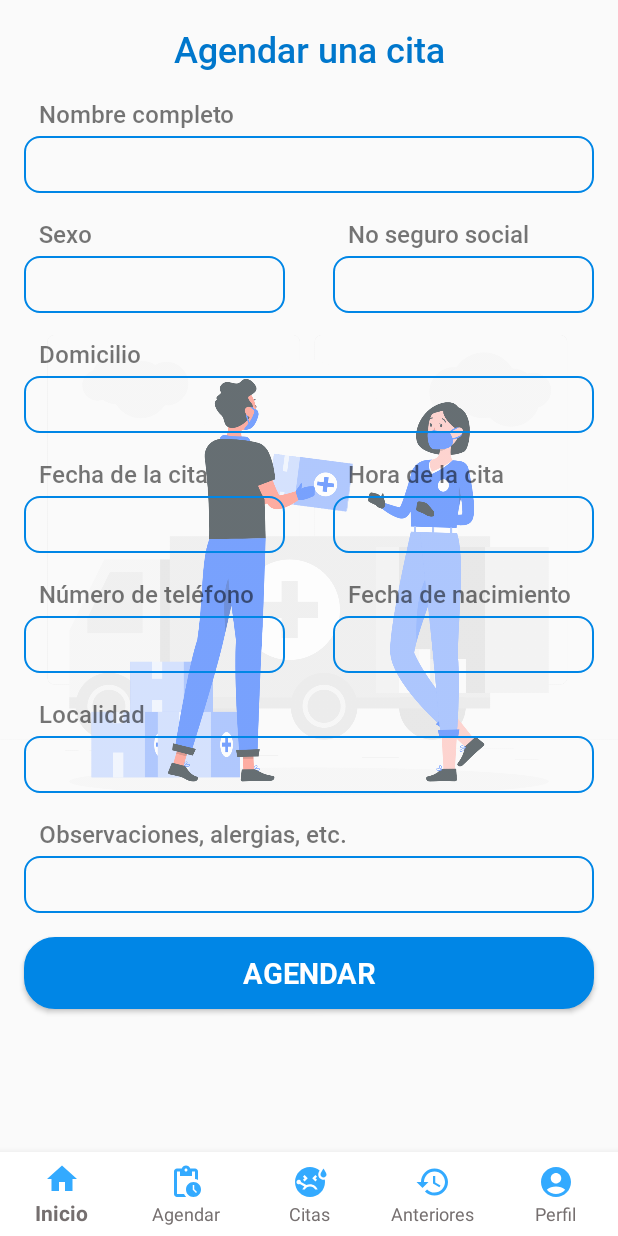
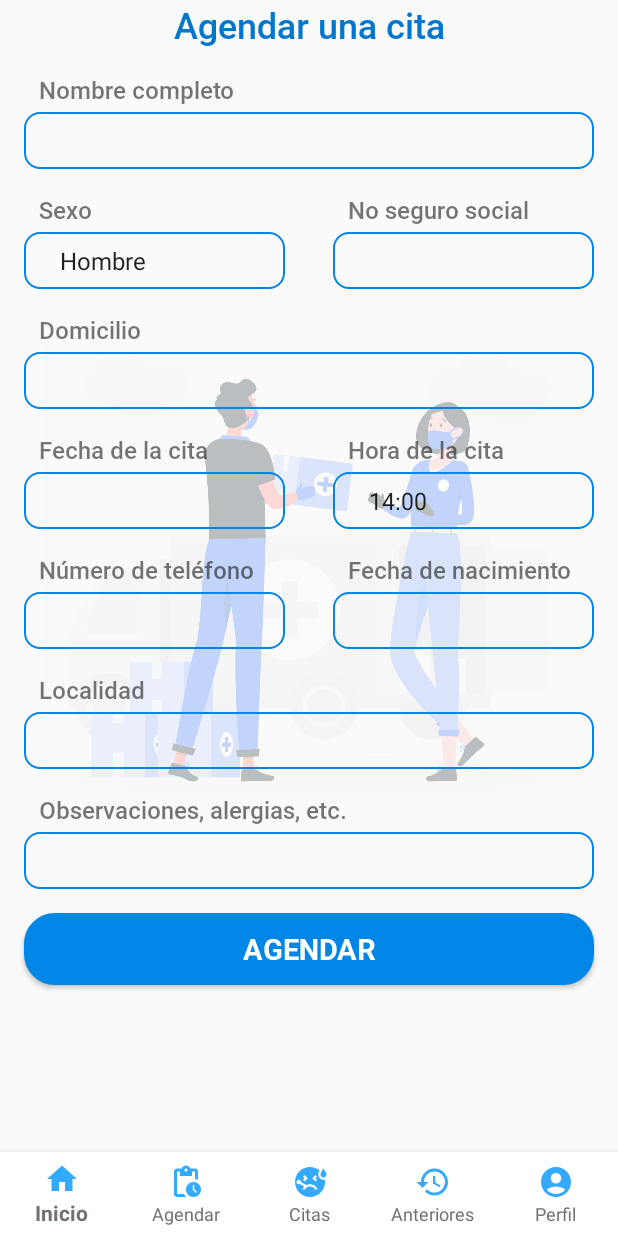
Before and after one commit to Rossnok/MedAppointment, an Android app: the fragment Agendar placed in its activity, on a phone screen of 412 x 824 dp. Run offline under Robolectric (Android 15) with nearby library versions, the phone set to English and light mode, and no system bars; libraries missing offline, so code that uses them is left out: com.beust.klaxon.

```diff
--- a/app/src/main/res/layout/activity_main2.xml
+++ b/app/src/main/res/layout/activity_main2.xml
@@ -125,7 +125,7 @@
                 android:layout_marginTop="20dp"/>
 
             <Button
-                android:id="@+id/loginButton"
+                android:id="@+id/registerButton"
                 android:layout_width="match_parent"
                 android:layout_height="49dp"
                 android:layout_marginTop="30dp"
--- a/app/src/main/res/layout/fragment_agendar.xml
+++ b/app/src/main/res/layout/fragment_agendar.xml
@@ -1,32 +1,34 @@
 <?xml version="1.0" encoding="utf-8"?>
 <FrameLayout xmlns:android="http://schemas.android.com/apk/res/android"
-    xmlns:app="http://schemas.android.com/apk/res-auto"
     xmlns:tools="http://schemas.android.com/tools"
     android:layout_width="match_parent"
     android:layout_height="match_parent"
+    android:fitsSystemWindows="true"
     tools:context=".fragments.Agendar">
-    <RelativeLayout
+
+
+    <FrameLayout
         android:layout_width="match_parent"
-        android:layout_height="match_parent">
+        android:layout_height="match_parent"
+        android:orientation="vertical">
 
         <ImageView
             android:layout_width="match_parent"
             android:layout_height="match_parent"
-            android:alpha="0.7"
-            android:src="@drawable/agenda_cita_image" />
-    </RelativeLayout>
+            android:src="@drawable/agenda_cita_image"
+            android:alpha="0.3"
+            android:scaleType="fitCenter"/>
 
         <ScrollView
             android:layout_width="match_parent"
-        android:layout_height="match_parent"
-        android:layout_gravity="bottom"
-        android:layout_marginTop="16dp">
+            android:layout_height="match_parent">
 
        <LinearLayout
             android:layout_width="match_parent"
             android:layout_height="match_parent"
             android:orientation="vertical"
-        android:gravity="bottom">
+            android:gravity="bottom"
+            android:layout_marginBottom="16dp">
 
             <TextView
                 android:layout_width="match_parent"
@@ -59,10 +61,7 @@
                 android:layout_marginBottom="16dp"
                 android:background="@drawable/proyect_edittext_components"
                 android:ems="10"
-            android:paddingLeft="16dp"
-            android:paddingTop="12dp"
-            android:paddingBottom="12dp"
-            />
+                android:paddingLeft="16dp"/>
 
             <LinearLayout
                 android:layout_width="match_parent"
@@ -85,7 +84,7 @@
                         android:fontFamily="@font/roboto_medium"
                         android:textSize="16dp"/>
 
-                <EditText
+                    <Spinner
                         android:id="@+id/txtSexo"
                         android:layout_width="match_parent"
                         android:layout_height="38dp"
@@ -94,9 +93,7 @@
                         android:layout_marginBottom="16dp"
                         android:background="@drawable/proyect_edittext_components"
                         android:paddingLeft="16dp"
-                    android:paddingTop="12dp"
-                    android:ems="8"
-                    android:paddingBottom="12dp"/>
+                        android:entries="@array/sexo_paciente"/>
 
                 </LinearLayout>
 
@@ -121,15 +118,12 @@
                         android:id="@+id/txtSeguroSocial"
                         android:layout_width="match_parent"
                         android:layout_height="38dp"
-                    android:inputType="time"
+                        android:inputType="text"
                         android:layout_marginLeft="16dp"
                         android:layout_marginRight="16dp"
                         android:layout_marginBottom="16dp"
                         android:background="@drawable/proyect_edittext_components"
-                    android:paddingLeft="16dp"
-                    android:paddingTop="12dp"
-                    android:paddingBottom="12dp"
-                    android:ems="8"/>
+                        android:paddingLeft="16dp" />
                 </LinearLayout>
             </LinearLayout>
 
@@ -156,10 +150,7 @@
                 android:layout_marginBottom="16dp"
                 android:background="@drawable/proyect_edittext_components"
                 android:ems="10"
-            android:paddingLeft="16dp"
-            android:paddingTop="12dp"
-            android:paddingBottom="12dp"
-            />
+                android:paddingLeft="16dp"/>
 
             <LinearLayout
                 android:layout_width="match_parent"
@@ -191,9 +182,6 @@
                         android:layout_marginBottom="16dp"
                         android:background="@drawable/proyect_edittext_components"
                         android:paddingLeft="16dp"
-                    android:paddingTop="12dp"
-                    android:ems="8"
-                    android:paddingBottom="12dp"
                         android:clickable="false"
                         android:focusable="false"/>
                 </LinearLayout>
@@ -213,22 +201,18 @@
                         android:layout_marginLeft="16dp"
                         android:layout_marginRight="16dp"
                         android:fontFamily="@font/roboto_medium"
-                    android:textSize="16dp"
-                    />
+                        android:textSize="16dp" />
 
-                <EditText
+                    <Spinner
                         android:id="@+id/txtHoraCita"
                         android:layout_width="match_parent"
                         android:layout_height="38dp"
-                    android:inputType="time"
                         android:layout_marginLeft="16dp"
                         android:layout_marginRight="16dp"
                         android:layout_marginBottom="16dp"
                         android:background="@drawable/proyect_edittext_components"
                         android:paddingLeft="16dp"
-                    android:paddingTop="12dp"
-                    android:paddingBottom="12dp"
-                    android:ems="8"/>
+                        android:entries="@array/horarios"/>
                 </LinearLayout>
             </LinearLayout>
 
@@ -263,10 +247,7 @@
                         android:layout_marginBottom="16dp"
                         android:background="@drawable/proyect_edittext_components"
                         android:paddingLeft="16dp"
-                    android:paddingTop="12dp"
-                    android:paddingBottom="12dp"
-                    android:ems="8"
-                    android:inputType="number"/>
+                        android:inputType="text"/>
                 </LinearLayout>
 
                 <LinearLayout
@@ -290,15 +271,15 @@
                         android:id="@+id/txtFechaNacimiento"
                         android:layout_width="match_parent"
                         android:layout_height="38dp"
-                    android:inputType="time"
+                        android:inputType="date"
                         android:layout_marginLeft="16dp"
                         android:layout_marginRight="16dp"
                         android:layout_marginBottom="16dp"
                         android:background="@drawable/proyect_edittext_components"
                         android:paddingLeft="16dp"
-                    android:paddingTop="12dp"
-                    android:paddingBottom="12dp"
-                    android:ems="8"/>
+                        android:focusable="false"
+                        android:clickable="false"
+                        />
                 </LinearLayout>
 
             </LinearLayout>
@@ -325,9 +306,7 @@
                 android:layout_marginBottom="16dp"
                 android:background="@drawable/proyect_edittext_components"
                 android:ems="10"
-            android:paddingLeft="16dp"
-            android:paddingTop="12dp"
-            android:paddingBottom="12dp"/>
+                android:paddingLeft="16dp"/>
 
             <TextView
                 android:layout_width="match_parent"
@@ -338,8 +317,7 @@
                 android:layout_marginLeft="16dp"
                 android:layout_marginRight="16dp"
                 android:fontFamily="@font/roboto_medium"
-            android:textSize="16dp"
-            />
+                android:textSize="16dp" />
 
             <EditText
                 android:id="@+id/txtObservaciones"
@@ -351,9 +329,7 @@
                 android:layout_marginBottom="16dp"
                 android:background="@drawable/proyect_edittext_components"
                 android:ems="10"
-            android:paddingLeft="16dp"
-            android:paddingTop="12dp"
-            android:paddingBottom="12dp"/>
+                android:paddingLeft="16dp"/>
 
             <Button
                 android:id="@+id/agendarCita"
@@ -370,3 +346,5 @@
         </LinearLayout>
         </ScrollView>
     </FrameLayout>
+
+</FrameLayout>
--- a/app/src/main/res/values/strings.xml
+++ b/app/src/main/res/values/strings.xml
@@ -7,6 +7,21 @@
     </style>
     <string name="hello_blank_fragment">Hello blank fragment</string>
     <string name="btn_angendar">AGENDAR</string>
+
+    <string-array name="sexo_paciente">
+        <item>Hombre</item>
+        <item>Mujer</item>
+    </string-array>
+
+    <string-array name="horarios">
+        <item>14:00</item>
+        <item>15:00</item>
+        <item>16:00</item>
+        <item>17:00</item>
+        <item>18:00</item>
+        <item>19:00</item>
+        <item>20:00</item>
+    </string-array>
 
     <string-array name="especialidades_medicas">
         <item>Especialidad medica</item>
```
Also changed, not shown: app/src/main/java/com/example/medicalonlineapp/MainActivity2.kt (+120 -4 lines), app/src/main/java/com/example/medicalonlineapp/fragments/Agendar.kt (+153 -8 lines). Lines whose indentation alone changed are shown as unchanged.
